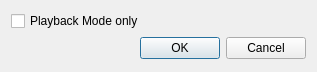
The window that resources/ui/cadence_tb_pa.ui (falkTX/Cadence) describes before a commit, drawn with Qt 5.
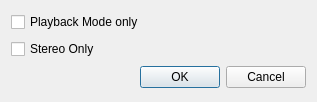
The same window after the commit.

Commit message: add pulseaudio stereo checkbox and pa files

The edit to the form file:
```diff
--- a/resources/ui/cadence_tb_pa.ui
+++ b/resources/ui/cadence_tb_pa.ui
@@ -7,7 +7,7 @@
     <x>0</x>
     <y>0</y>
     <width>317</width>
-    <height>72</height>
+    <height>102</height>
    </rect>
   </property>
   <property name="windowTitle">
@@ -21,6 +21,13 @@
      </property>
     </widget>
    </item>
+   <item>
+    <widget class="QCheckBox" name="cb_stereo_only">
+     <property name="text">
+      <string>Stereo Only</string>
+     </property>
+    </widget>
+   </item>
    <item>
     <widget class="QDialogButtonBox" name="buttonBox">
      <property name="orientation">
```
The commit also changes 2 other files.
